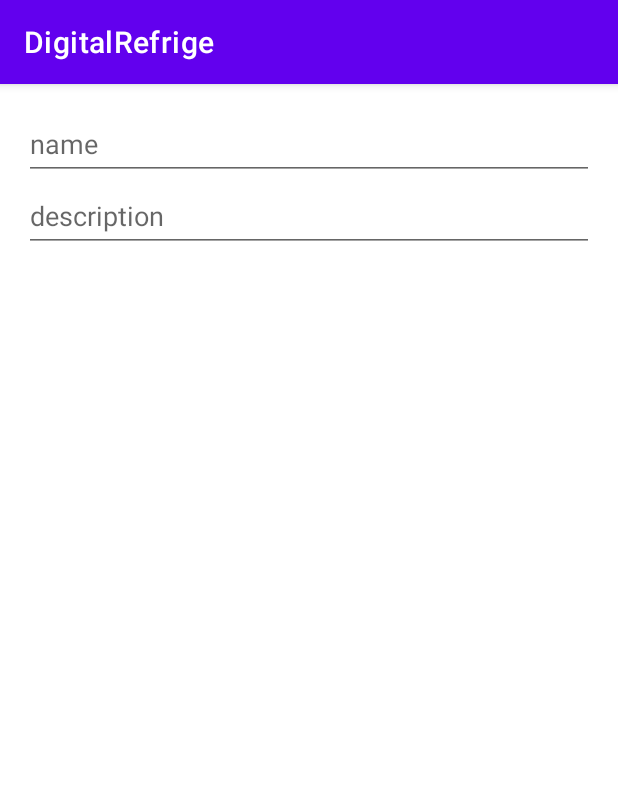
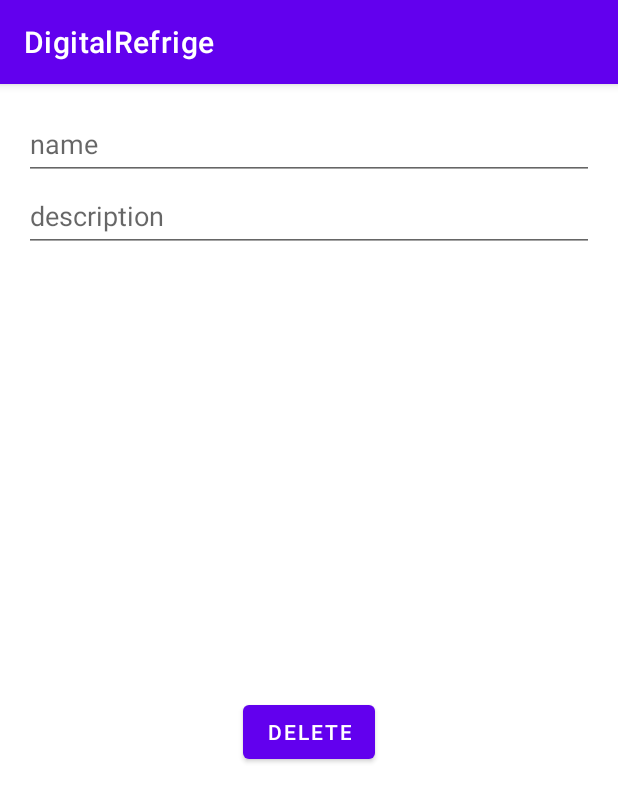
Before and after one commit to pikachuabc/DigitalRefrige, an Android app: the fragment ItemDetailFragment placed in its activity, on a phone screen of 412 x 824 dp. Shown: the top 802 px of the screen. Run offline under Robolectric (Android 15) with nearby library versions, the phone set to English and light mode, and no system bars; our stand-ins replace Dagger/Hilt's generated code; 7 statements that could not run were skipped.

Commit message:
add/delete item

```diff
--- a/app/src/main/java/com/example/digitalrefrige/views/ItemListFragment.java
+++ b/app/src/main/java/com/example/digitalrefrige/views/ItemListFragment.java
@@ -12,6 +12,8 @@ import androidx.fragment.app.Fragment;
 import androidx.lifecycle.Observer;
 import androidx.lifecycle.ViewModelProvider;
 import androidx.lifecycle.ViewModelStoreOwner;
+import androidx.navigation.NavDirections;
+import androidx.navigation.Navigation;
 import androidx.recyclerview.widget.LinearLayoutManager;
 import androidx.recyclerview.widget.RecyclerView;
 
@@ -36,46 +38,7 @@ public class ItemListFragment extends Fragment {
     private ItemListViewModel itemListViewModel;
     private FragmentItemListBinding binding;
 
-//    // TODO: Rename parameter arguments, choose names that match
-//    // the fragment initialization parameters, e.g. ARG_ITEM_NUMBER
-//    private static final String ARG_PARAM1 = "param1";
-//    private static final String ARG_PARAM2 = "param2";
-//
-//    // TODO: Rename and change types of parameters
-//    private String mParam1;
-//    private String mParam2;
 
-    public ItemListFragment() {
-        // Required empty public constructor
-    }
-
-//    /**
-//     * Use this factory method to create a new instance of
-//     * this fragment using the provided parameters.
-//     *
-//     * @param param1 Parameter 1.
-//     * @param param2 Parameter 2.
-//     * @return A new instance of fragment ItemListFragment.
-//     */
-//    // TODO: Rename and change types and number of parameters
-//    public static ItemListFragment newInstance(String param1, String param2) {
-//        ItemListFragment fragment = new ItemListFragment();
-//        Bundle args = new Bundle();
-//        args.putString(ARG_PARAM1, param1);
-//        args.putString(ARG_PARAM2, param2);
-//        fragment.setArguments(args);
-//        return fragment;
-//    }
-//
-//    @Override
-//    public void onCreate(Bundle savedInstanceState) {
-//        super.onCreate(savedInstanceState);
-//        if (getArguments() != null) {
-//            mParam1 = getArguments().getString(ARG_PARAM1);
-//            mParam2 = getArguments().getString(ARG_PARAM2);
-//        }
-//
-//    }
 
     @Override
     public View onCreateView(@NonNull LayoutInflater inflater, ViewGroup container,
@@ -99,6 +62,15 @@ public class ItemListFragment extends Fragment {
             }
         });
 
+        // set AddButton
+        binding.buttonAddItem.setOnClickListener(new View.OnClickListener() {
+            @Override
+            public void onClick(View view) {
+                NavDirections directions = (NavDirections) ItemListFragmentDirections.actionItemListFragmentToItemDetailFragment(-1, ItemDetailFragment.CREATE_NEW_ITEM);
+                Navigation.findNavController(view).navigate(directions);
+            }
+        });
+
 
         return binding.getRoot();
     }
--- /dev/null
+++ b/app/src/main/res/anim/slide_in_left.xml
@@ -0,0 +1,22 @@
+<?xml version="1.0" encoding="utf-8"?>
+<!--
+  ~ Copyright 2018 Google LLC
+  ~
+  ~ Licensed under the Apache License, Version 2.0 (the "License");
+  ~ you may not use this file except in compliance with the License.
+  ~ You may obtain a copy of the License at
+  ~
+  ~     https://www.apache.org/licenses/LICENSE-2.0
+  ~
+  ~ Unless required by applicable law or agreed to in writing, software
+  ~ distributed under the License is distributed on an "AS IS" BASIS,
+  ~ WITHOUT WARRANTIES OR CONDITIONS OF ANY KIND, either express or implied.
+  ~ See the License for the specific language governing permissions and
+  ~ limitations under the License.
+  -->
+
+<set xmlns:android="http://schemas.android.com/apk/res/android">
+    <translate android:fromXDelta="-100%" android:toXDelta="0%"
+        android:fromYDelta="0%" android:toYDelta="0%"
+        android:duration="200"/>
+</set>
--- /dev/null
+++ b/app/src/main/res/anim/slide_in_right.xml
@@ -0,0 +1,22 @@
+<?xml version="1.0" encoding="utf-8"?>
+<!--
+  ~ Copyright 2018 Google LLC
+  ~
+  ~ Licensed under the Apache License, Version 2.0 (the "License");
+  ~ you may not use this file except in compliance with the License.
+  ~ You may obtain a copy of the License at
+  ~
+  ~     https://www.apache.org/licenses/LICENSE-2.0
+  ~
+  ~ Unless required by applicable law or agreed to in writing, software
+  ~ distributed under the License is distributed on an "AS IS" BASIS,
+  ~ WITHOUT WARRANTIES OR CONDITIONS OF ANY KIND, either express or implied.
+  ~ See the License for the specific language governing permissions and
+  ~ limitations under the License.
+  -->
+
+<set xmlns:android="http://schemas.android.com/apk/res/android">
+    <translate android:fromXDelta="100%" android:toXDelta="0%"
+        android:fromYDelta="0%" android:toYDelta="0%"
+        android:duration="200"/>
+</set>
--- /dev/null
+++ b/app/src/main/res/anim/slide_out_left.xml
@@ -0,0 +1,22 @@
+<?xml version="1.0" encoding="utf-8"?>
+<!--
+  ~ Copyright 2018 Google LLC
+  ~
+  ~ Licensed under the Apache License, Version 2.0 (the "License");
+  ~ you may not use this file except in compliance with the License.
+  ~ You may obtain a copy of the License at
+  ~
+  ~     https://www.apache.org/licenses/LICENSE-2.0
+  ~
+  ~ Unless required by applicable law or agreed to in writing, software
+  ~ distributed under the License is distributed on an "AS IS" BASIS,
+  ~ WITHOUT WARRANTIES OR CONDITIONS OF ANY KIND, either express or implied.
+  ~ See the License for the specific language governing permissions and
+  ~ limitations under the License.
+  -->
+
+<set xmlns:android="http://schemas.android.com/apk/res/android">
+    <translate android:fromXDelta="0%" android:toXDelta="-100%"
+        android:fromYDelta="0%" android:toYDelta="0%"
+        android:duration="200"/>
+</set>
--- /dev/null
+++ b/app/src/main/res/anim/slide_out_right.xml
@@ -0,0 +1,22 @@
+<?xml version="1.0" encoding="utf-8"?>
+<!--
+  ~ Copyright 2018 Google LLC
+  ~
+  ~ Licensed under the Apache License, Version 2.0 (the "License");
+  ~ you may not use this file except in compliance with the License.
+  ~ You may obtain a copy of the License at
+  ~
+  ~     https://www.apache.org/licenses/LICENSE-2.0
+  ~
+  ~ Unless required by applicable law or agreed to in writing, software
+  ~ distributed under the License is distributed on an "AS IS" BASIS,
+  ~ WITHOUT WARRANTIES OR CONDITIONS OF ANY KIND, either express or implied.
+  ~ See the License for the specific language governing permissions and
+  ~ limitations under the License.
+  -->
+
+<set xmlns:android="http://schemas.android.com/apk/res/android">
+    <translate android:fromXDelta="0%" android:toXDelta="100%"
+        android:fromYDelta="0%" android:toYDelta="0%"
+        android:duration="200"/>
+</set>
--- /dev/null
+++ b/app/src/main/res/drawable/ic_baseline_add_24.xml
@@ -0,0 +1,5 @@
+<vector android:height="24dp" android:tint="#FFFFFF"
+    android:viewportHeight="24" android:viewportWidth="24"
+    android:width="24dp" xmlns:android="http://schemas.android.com/apk/res/android">
+    <path android:fillColor="@android:color/white" android:pathData="M19,13h-6v6h-2v-6H5v-2h6V5h2v6h6v2z"/>
+</vector>
--- a/app/src/main/res/layout/fragment_item_detail.xml
+++ b/app/src/main/res/layout/fragment_item_detail.xml
@@ -6,7 +6,6 @@
     android:layout_width="match_parent"
     android:layout_height="match_parent"
     tools:context=".views.ItemDetailFragment">
-
 
 
     <androidx.constraintlayout.widget.ConstraintLayout
@@ -34,6 +33,17 @@
             app:layout_constraintEnd_toEndOf="parent"
             app:layout_constraintStart_toStartOf="parent"
             app:layout_constraintTop_toBottomOf="@+id/edit_text_name" />
+
+        <Button
+            android:id="@+id/button_delete_or_add"
+            android:layout_width="wrap_content"
+            android:layout_height="wrap_content"
+            android:text="Delete"
+            app:layout_constraintBottom_toBottomOf="parent"
+            app:layout_constraintEnd_toEndOf="parent"
+            app:layout_constraintStart_toStartOf="parent"
+            app:layout_constraintTop_toBottomOf="@+id/edit_text_description" />
+
     </androidx.constraintlayout.widget.ConstraintLayout>
 
 
--- a/app/src/main/res/navigation/nav_graph.xml
+++ b/app/src/main/res/navigation/nav_graph.xml
@@ -13,6 +13,10 @@
         <action
             android:id="@+id/action_itemListFragment_to_itemDetailFragment"
             app:destination="@id/itemDetailFragment"
+            app:enterAnim="@anim/slide_in_right"
+            app:exitAnim="@anim/slide_out_left"
+            app:popEnterAnim="@anim/slide_in_left"
+            app:popExitAnim="@anim/slide_out_right"
             />
     </fragment>
     <fragment
@@ -23,5 +27,8 @@
         <argument
             android:name="itemID"
             app:argType="integer" />
+        <argument
+            android:name="operationMode"
+            app:argType="integer" />
     </fragment>
 </navigation>
--- a/app/src/main/res/values/strings.xml
+++ b/app/src/main/res/values/strings.xml
@@ -2,4 +2,6 @@
     <string name="app_name">DigitalRefrige</string>
     <!-- TODO: Remove or change this placeholder text -->
     <string name="hello_blank_fragment">Hello blank fragment</string>
+    <string name="add_new_item">ADD</string>
+    <string name="delete_current_item">DELETE</string>
 </resources>
--- a/build.gradle
+++ b/build.gradle
@@ -9,6 +9,7 @@ buildscript {
         classpath "androidx.navigation:navigation-safe-args-gradle-plugin:2.3.5"
         classpath 'com.google.dagger:hilt-android-gradle-plugin:2.38.1'
 
+
         // NOTE: Do not place your application dependencies here; they belong
         // in the individual module build.gradle files
     }
```
Also changed, not shown: app/src/main/java/com/example/digitalrefrige/model/dataSource/LocalDataBase.java (+5 -17 lines), app/src/main/java/com/example/digitalrefrige/viewModel/ItemDetailViewModel.java (+13 -0 lines), app/src/main/java/com/example/digitalrefrige/viewModel/adapters/ItemListAdapter.java (+4 -3 lines), app/src/main/java/com/example/digitalrefrige/views/ItemDetailFragment.java (+46 -42 lines), app/src/main/res/layout/fragment_item_list.xml (+8 -0 lines).
